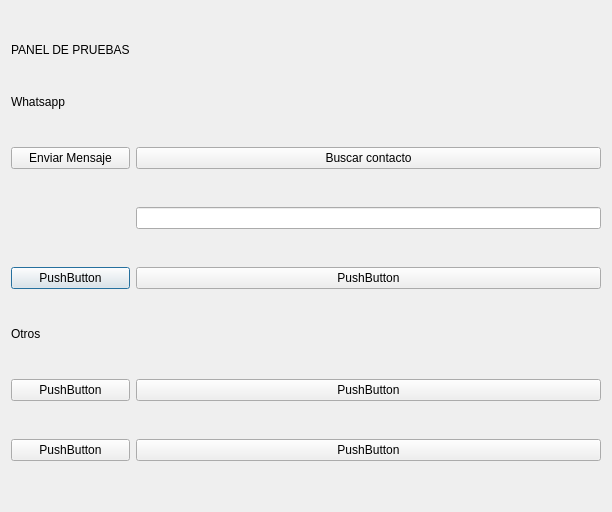
This is Presentacion/UI_Files/UI_Pruebas.ui in eduardez/SISINT as Qt 5 draws it before an edit. The edited form follows.
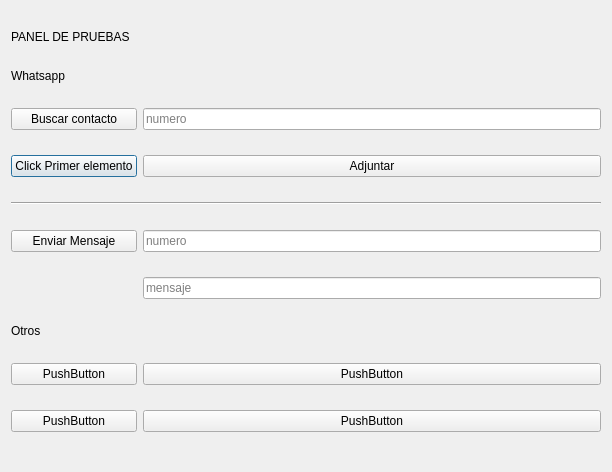
This is the edited form.

```diff
--- a/Presentacion/UI_Files/UI_Pruebas.ui
+++ b/Presentacion/UI_Files/UI_Pruebas.ui
@@ -7,7 +7,7 @@
     <x>0</x>
     <y>0</y>
     <width>612</width>
-    <height>512</height>
+    <height>472</height>
    </rect>
   </property>
   <property name="sizePolicy">
@@ -20,22 +20,8 @@
    <string>Dialog</string>
   </property>
   <layout class="QGridLayout" name="gridLayout">
-   <item row="4" column="0">
-    <widget class="QPushButton" name="pushButton_7">
-     <property name="text">
-      <string>PushButton</string>
-     </property>
-    </widget>
-   </item>
-   <item row="4" column="1">
-    <widget class="QPushButton" name="pushButton_6">
-     <property name="text">
-      <string>PushButton</string>
-     </property>
-    </widget>
-   </item>
-   <item row="0" column="0">
-    <widget class="QLabel" name="label">
+   <item row="1" column="0">
+    <widget class="QLabel" name="label_2">
      <property name="sizePolicy">
       <sizepolicy hsizetype="Preferred" vsizetype="Maximum">
        <horstretch>0</horstretch>
@@ -46,62 +32,46 @@
       <string notr="true">font: 26pt &quot;SF Pro&quot;;</string>
      </property>
      <property name="text">
-      <string>PANEL DE PRUEBAS</string>
+      <string>Whatsapp</string>
+     </property>
+    </widget>
+   </item>
+   <item row="3" column="0">
+    <widget class="QPushButton" name="btn_click">
+     <property name="text">
+      <string>Click Primer elemento</string>
      </property>
     </widget>
    </item>
    <item row="2" column="0">
-    <widget class="QPushButton" name="btn_enviar_msg">
-     <property name="text">
-      <string>Enviar Mensaje</string>
-     </property>
-    </widget>
-   </item>
-   <item row="2" column="1">
     <widget class="QPushButton" name="btn_buscar_contacto">
      <property name="text">
       <string>Buscar contacto</string>
      </property>
     </widget>
    </item>
-   <item row="6" column="0">
+   <item row="9" column="0">
     <widget class="QPushButton" name="pushButton_5">
      <property name="text">
       <string>PushButton</string>
      </property>
     </widget>
    </item>
-   <item row="7" column="0">
-    <widget class="QPushButton" name="pushButton_4">
+   <item row="9" column="1">
+    <widget class="QPushButton" name="pushButton_8">
      <property name="text">
       <string>PushButton</string>
      </property>
     </widget>
    </item>
-   <item row="7" column="1">
-    <widget class="QPushButton" name="pushButton">
-     <property name="text">
-      <string>PushButton</string>
+   <item row="5" column="1">
+    <widget class="QLineEdit" name="input_numero_envio">
+     <property name="placeholderText">
+      <string>numero</string>
      </property>
     </widget>
    </item>
-   <item row="1" column="0">
-    <widget class="QLabel" name="label_2">
-     <property name="sizePolicy">
-      <sizepolicy hsizetype="Preferred" vsizetype="Maximum">
-       <horstretch>0</horstretch>
-       <verstretch>0</verstretch>
-      </sizepolicy>
-     </property>
-     <property name="styleSheet">
-      <string notr="true">font: 20pt &quot;SF Pro&quot;;</string>
-     </property>
-     <property name="text">
-      <string>Whatsapp</string>
-     </property>
-    </widget>
-   </item>
-   <item row="5" column="0">
+   <item row="8" column="0">
     <widget class="QLabel" name="label_3">
      <property name="sizePolicy">
       <sizepolicy hsizetype="Preferred" vsizetype="Maximum">
@@ -117,15 +87,73 @@
      </property>
     </widget>
    </item>
+   <item row="10" column="1">
+    <widget class="QPushButton" name="pushButton">
+     <property name="text">
+      <string>PushButton</string>
+     </property>
+    </widget>
+   </item>
+   <item row="2" column="1">
+    <widget class="QLineEdit" name="input_buscar_contacto">
+     <property name="placeholderText">
+      <string>numero</string>
+     </property>
+    </widget>
+   </item>
    <item row="6" column="1">
-    <widget class="QPushButton" name="pushButton_8">
-     <property name="text">
-      <string>PushButton</string>
+    <widget class="QLineEdit" name="input_mensaje_envio">
+     <property name="placeholderText">
+      <string>mensaje</string>
      </property>
     </widget>
    </item>
    <item row="3" column="1">
-    <widget class="QLineEdit" name="input_buscar_contacto"/>
+    <widget class="QPushButton" name="btn_adjuntar">
+     <property name="text">
+      <string>Adjuntar</string>
+     </property>
+    </widget>
+   </item>
+   <item row="10" column="0">
+    <widget class="QPushButton" name="pushButton_4">
+     <property name="text">
+      <string>PushButton</string>
+     </property>
+    </widget>
+   </item>
+   <item row="0" column="0">
+    <widget class="QLabel" name="label">
+     <property name="sizePolicy">
+      <sizepolicy hsizetype="Preferred" vsizetype="Maximum">
+       <horstretch>0</horstretch>
+       <verstretch>0</verstretch>
+      </sizepolicy>
+     </property>
+     <property name="styleSheet">
+      <string notr="true">font: 26pt &quot;SF Pro&quot;;</string>
+     </property>
+     <property name="text">
+      <string>PANEL DE PRUEBAS</string>
+     </property>
+    </widget>
+   </item>
+   <item row="5" column="0">
+    <widget class="QPushButton" name="btn_enviar_msg">
+     <property name="text">
+      <string>Enviar Mensaje</string>
+     </property>
+    </widget>
+   </item>
+   <item row="4" column="0" colspan="2">
+    <widget class="Line" name="line">
+     <property name="styleSheet">
+      <string notr="true">color: rgb(255, 255, 255);</string>
+     </property>
+     <property name="orientation">
+      <enum>Qt::Horizontal</enum>
+     </property>
+    </widget>
    </item>
   </layout>
  </widget>
```
Left out of the diff: 2 changed lines with no effect on the pictures.
